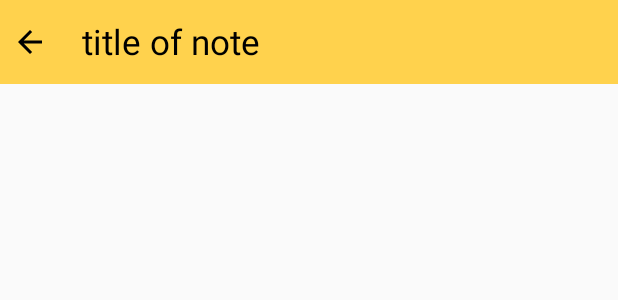
After one commit to MenagoChicken/Notes, an Android app: the layout layout_note_toolbar.xml on its own in the app's theme, with its tools: preview values and no code run, on a phone screen of 412 x 824 dp. The commit adds this screen. Shown: the top 300 px of the screen. Run offline under Robolectric (Android 15) with nearby library versions, the phone set to English and light mode, and no system bars.

Commit message:
Adding Custom Icons to a Toolbar

```diff
--- /dev/null
+++ b/app/src/main/res/drawable/ic_arrow_back_black_24dp.xml
@@ -0,0 +1,9 @@
+<vector xmlns:android="http://schemas.android.com/apk/res/android"
+        android:width="24dp"
+        android:height="24dp"
+        android:viewportWidth="24.0"
+        android:viewportHeight="24.0">
+    <path
+        android:fillColor="#FF000000"
+        android:pathData="M20,11H7.83l5.59,-5.59L12,4l-8,8 8,8 1.41,-1.41L7.83,13H20v-2z"/>
+</vector>
--- /dev/null
+++ b/app/src/main/res/drawable/ic_check_black_24dp.xml
@@ -0,0 +1,9 @@
+<vector xmlns:android="http://schemas.android.com/apk/res/android"
+        android:width="24dp"
+        android:height="24dp"
+        android:viewportWidth="24.0"
+        android:viewportHeight="24.0">
+    <path
+        android:fillColor="#FF000000"
+        android:pathData="M9,16.17L4.83,12l-1.42,1.41L9,19 21,7l-1.41,-1.41z"/>
+</vector>
--- a/app/src/main/res/layout/activity_note.xml
+++ b/app/src/main/res/layout/activity_note.xml
@@ -15,8 +15,10 @@
         <android.support.v7.widget.Toolbar
             android:id="@+id/notesToolbar"
             android:layout_width="match_parent"
-            android:layout_height="?attr/actionBarSize"
+            android:layout_height="wrap_content"
             android:background="?attr/colorPrimary">
+
+            <include layout="@layout/layout_note_toolbar"/>
         </android.support.v7.widget.Toolbar>
 
     </android.support.design.widget.AppBarLayout>
--- /dev/null
+++ b/app/src/main/res/layout/layout_note_toolbar.xml
@@ -0,0 +1,72 @@
+<?xml version="1.0" encoding="utf-8"?>
+<LinearLayout
+    xmlns:android="http://schemas.android.com/apk/res/android"
+    android:layout_width="match_parent"
+    android:layout_height="?attr/actionBarSize"
+    android:weightSum="100"
+    android:orientation="horizontal"
+    android:background="@color/colorPrimary"
+    android:gravity="center_vertical">
+
+<RelativeLayout
+    android:layout_width="0dp"
+    android:layout_height="wrap_content"
+    android:layout_weight="10"
+    android:id="@+id/back_arrow_container"
+    android:visibility="visible">
+
+   <ImageButton
+       android:layout_width="40dp"
+       android:layout_height="40dp"
+       android:src="@drawable/ic_arrow_back_black_24dp"
+       android:background="?attr/selectableItemBackground"
+       android:id="@+id/toolbar_back_arrow"
+       android:layout_centerInParent="true"/>
+
+</RelativeLayout>
+
+
+   <RelativeLayout
+       android:layout_width="0dp"
+       android:layout_height="wrap_content"
+       android:layout_weight="10"
+       android:id="@+id/check_container"
+       android:visibility="gone">
+
+      <ImageButton
+          android:layout_width="40dp"
+          android:layout_height="40dp"
+          android:src="@drawable/ic_check_black_24dp"
+          android:background="?attr/selectableItemBackground"
+          android:id="@+id/toolbar_check"
+          android:layout_centerInParent="true"/>
+
+   </RelativeLayout>
+
+   <TextView
+       android:layout_width="0dp"
+       android:layout_height="wrap_content"
+       android:layout_weight="85"
+       android:id="@+id/note_text_title"
+       android:text="title of note"
+       android:textColor="@color/black"
+       android:layout_marginStart="15dp"
+       android:layout_marginLeft="15dp"
+       android:textSize="23sp"
+       android:visibility="visible"/>
+
+   <EditText
+       android:layout_width="0dp"
+       android:layout_height="wrap_content"
+       android:layout_weight="85"
+       android:id="@+id/note_edit_title"
+       android:text="title of note"
+       android:textColor="@color/black"
+       android:layout_marginStart="15dp"
+       android:layout_marginLeft="15dp"
+       android:textSize="23sp"
+       android:visibility="gone"
+       android:background="@color/white"
+       android:padding="2dp"/>
+
+</LinearLayout>
```
